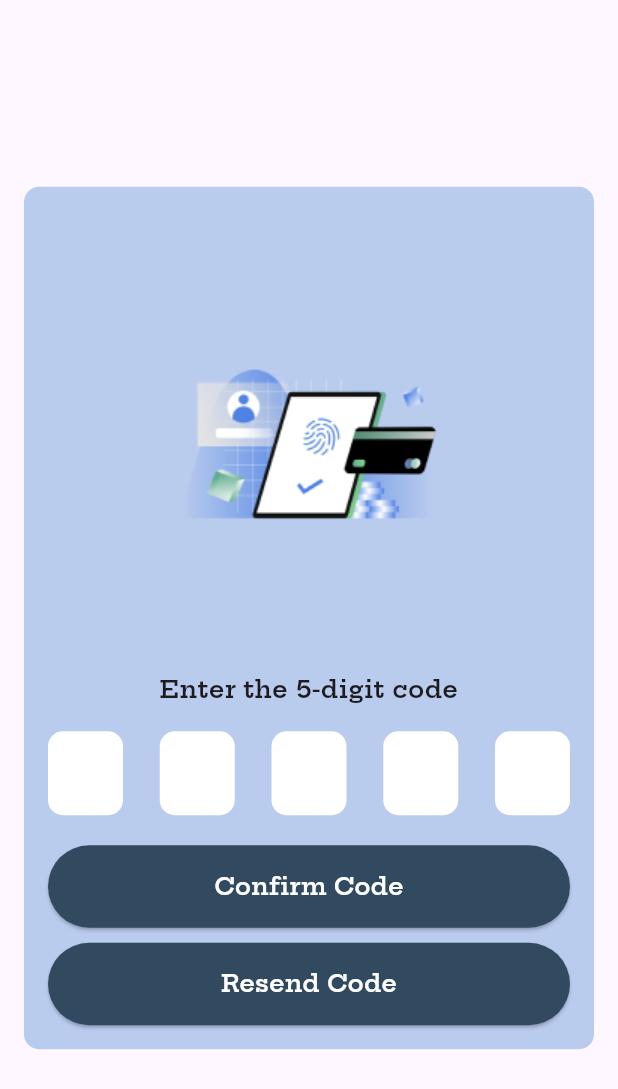
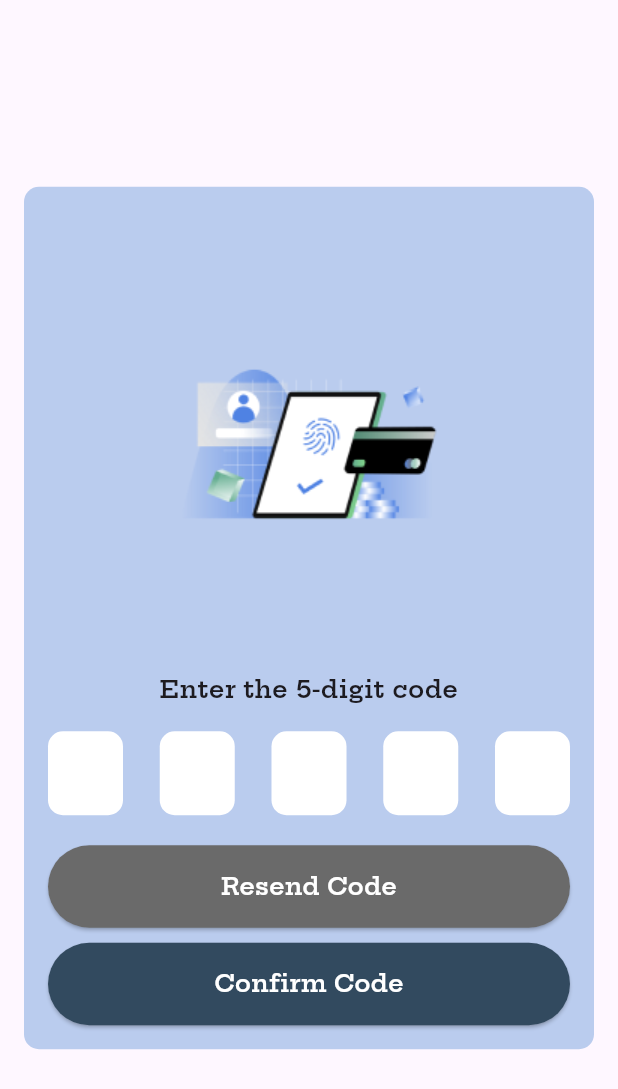
Before and after one commit to NoeOnDev/conexer, a Flutter app: the VerifyCodeTemplate screen opened directly with empty values, on a phone screen of 412 x 824 dp. Shown: the top 1089 px of the screen. Run offline on Flutter 3.47's test engine with Material 3 defaults, Android fonts, the phone set to English and light mode, and no system bars; our stand-ins replace logger; project files that could hold a hidden picture were left out.

Commit message:
Actualizar URL base en main.dart y reorganizar botones en la plantilla de verificación de código

```diff
--- a/lib/main.dart
+++ b/lib/main.dart
@@ -16,7 +16,7 @@ class MyApp extends StatelessWidget {
   @override
   Widget build(BuildContext context) {
     const String baseUrl =
-        'https://c906-2806-262-3487-34f-c70b-c327-78f0-84d2.ngrok-free.app';
+        'https://f4dd-2806-262-3487-34f-f5fb-b303-991f-6e2f.ngrok-free.app';
 
     return MaterialApp(
       title: 'Conexer',
--- a/lib/widgets/verify_code_template.dart
+++ b/lib/widgets/verify_code_template.dart
@@ -138,17 +138,17 @@ class VerifyCodeTemplateState extends State<VerifyCodeTemplate> {
                     ),
                     const SizedBox(height: 20),
                     CustomButton(
+                      text: 'Resend Code',
+                      backgroundColor: const Color(0xFF6A6A6A),
+                      onPressed: () {
+                        // Handle resend code logic here
+                      },
+                    ),
+                    const SizedBox(height: 10),
+                    CustomButton(
                       text: 'Confirm Code',
                       backgroundColor: const Color(0xFF324A5F),
                       onPressed: _confirmCode,
-                    ),
-                    const SizedBox(height: 10),
-                    CustomButton(
-                      text: 'Resend Code',
-                      backgroundColor: const Color(0xFF324A5F),
-                      onPressed: () {
-                        // Handle resend code logic here
-                      },
                     ),
                   ],
                 ),
```
